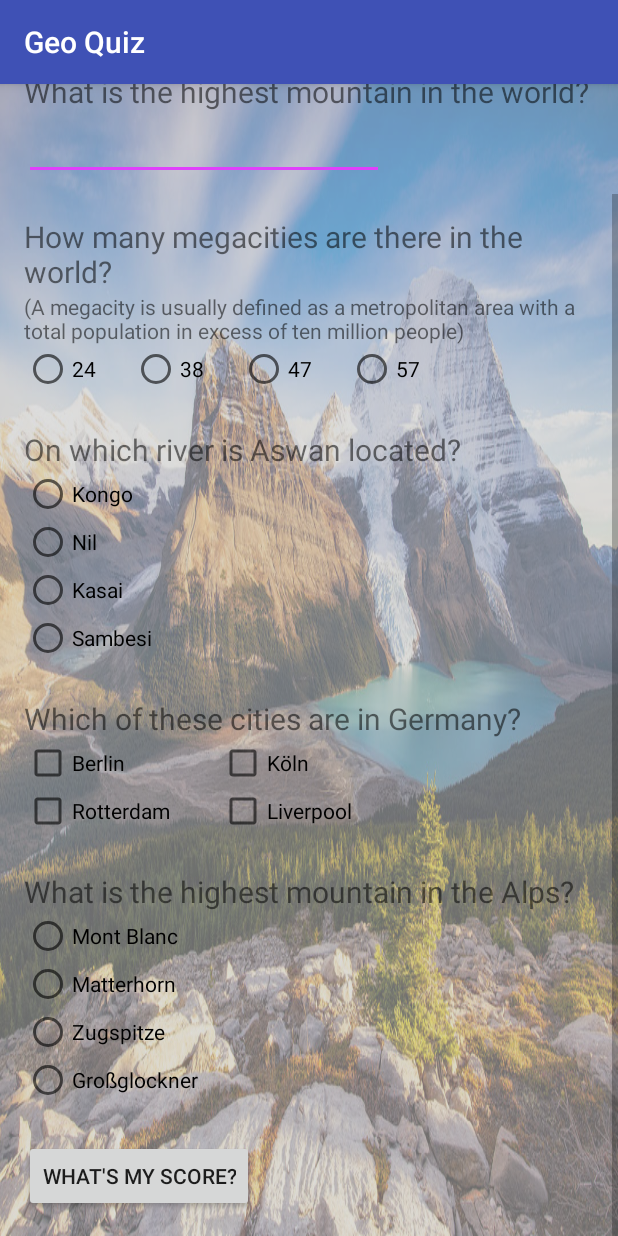
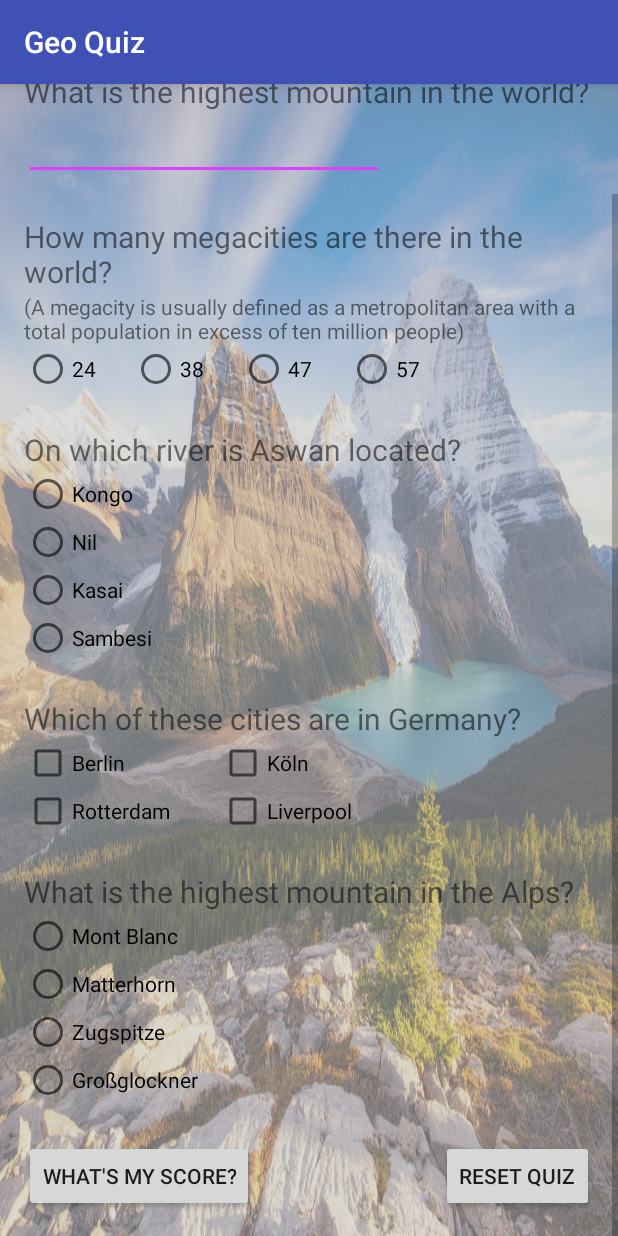
Before and after one commit to Dude-Bear/Geo-Quiz, an Android app: the screen it shows after launch (MainActivity), scrolled down 81 dp, on a phone screen of 412 x 824 dp. Run offline under Robolectric (Android 15) with nearby library versions, the phone set to English and light mode, and no system bars.

Commit message:
added reset button

```diff
--- a/app/src/main/res/layout/activity_main.xml
+++ b/app/src/main/res/layout/activity_main.xml
@@ -46,6 +46,7 @@
             android:text="@string/explanation_megacities" />
 
         <RadioGroup
+            android:id="@+id/radio_Group_Megacities"
             android:layout_width="wrap_content"
             android:layout_height="wrap_content"
             android:orientation="horizontal">
@@ -95,6 +96,7 @@
             android:textSize="20sp" />
 
         <RadioGroup
+            android:id="@+id/radio_group_Aswan"
             android:layout_width="wrap_content"
             android:layout_height="wrap_content">
 
@@ -186,6 +188,7 @@
             android:textSize="20sp" />
 
         <RadioGroup
+            android:id="@+id/radio_group_mountain_alp"
             android:layout_width="wrap_content"
             android:layout_height="wrap_content"
             android:orientation="vertical">
@@ -223,14 +226,28 @@
 
         </RadioGroup>
 
-
-        <Button
-            android:id="@+id/submit_answer"
+        <RelativeLayout
             android:layout_width="wrap_content"
             android:layout_height="wrap_content"
-            android:layout_marginTop="24dp"
-            android:onClick="displayScore"
-            android:text="@string/button_submit_answers" />
+            android:orientation="horizontal">
+
+            <Button
+                android:id="@+id/submit_answer"
+                android:layout_width="wrap_content"
+                android:layout_height="wrap_content"
+                android:layout_marginTop="24dp"
+                android:onClick="displayScore"
+                android:text="@string/button_submit_answers"
+                android:layout_alignParentLeft="true"     />
+
+            <Button
+                android:layout_width="wrap_content"
+                android:layout_height="wrap_content"
+                android:layout_marginTop="24dp"
+                android:onClick="resetQuiz"
+                android:text="@string/reset_quiz"
+                android:layout_alignParentRight="true"/>
+        </RelativeLayout>
 
 
     </LinearLayout>
--- a/app/src/main/res/values/strings.xml
+++ b/app/src/main/res/values/strings.xml
@@ -29,4 +29,5 @@
 
     <!--answer button-->
     <string name="button_submit_answers">What\'s my score?</string>
+    <string name="reset_quiz">Reset quiz</string>
 </resources>
```
Also changed, not shown: app/src/main/java/com/example/android/geoquiz/MainActivity.java (+36 -0 lines).
